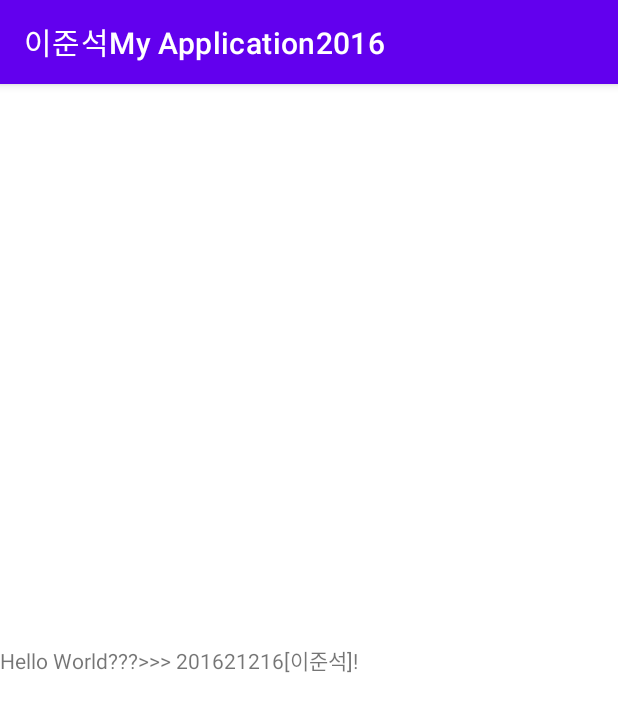
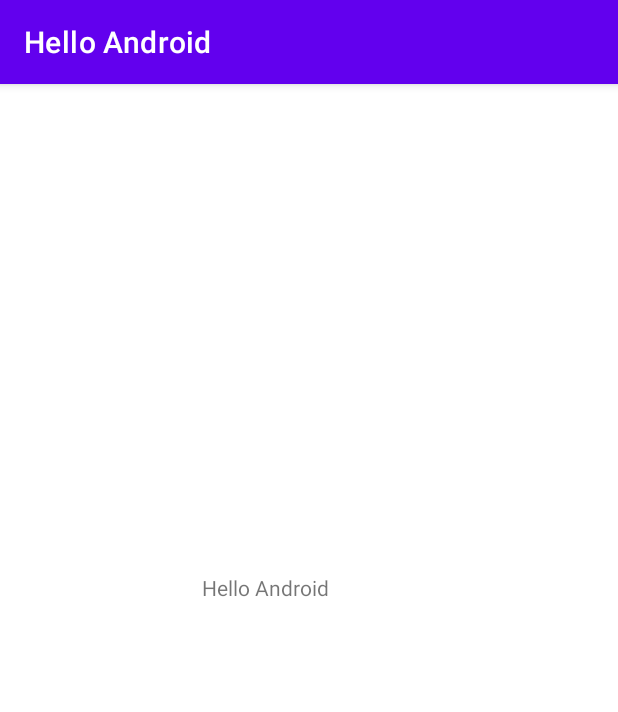
Before and after one commit to ljseok/Myapplication1, an Android app: the screen it shows after launch (MainActivity), on a phone screen of 412 x 824 dp. Shown: the top 712 px of the screen. Run offline under Robolectric (Android 15) with nearby library versions, the phone set to English and light mode, and no system bars.

Commit message:
Practice branch : add onResume()

```diff
--- a/app/src/main/java/com/example/myapplication2016/MainActivity.java
+++ b/app/src/main/java/com/example/myapplication2016/MainActivity.java
@@ -11,4 +11,9 @@ public class MainActivity extends AppCompatActivity {
         super.onCreate(savedInstanceState);
         setContentView(R.layout.activity_main);
     }
+
+    @Override
+    protected void onResume() {
+        super.onResume();
+    }
 }
--- a/app/src/main/res/layout/activity_main.xml
+++ b/app/src/main/res/layout/activity_main.xml
@@ -7,12 +7,18 @@
     tools:context=".MainActivity">
 
     <TextView
-        android:layout_width="match_parent"
-        android:layout_height="wrap_content"
+        android:layout_width="273dp"
+        android:layout_height="233dp"
+        android:layout_marginEnd="4dp"
+        android:layout_marginRight="4dp"
         android:text="@string/greeting"
+        android:visibility="visible"
         app:layout_constraintBottom_toBottomOf="parent"
+        app:layout_constraintEnd_toEndOf="parent"
+        app:layout_constraintHorizontal_bias="0.0"
         app:layout_constraintLeft_toLeftOf="parent"
         app:layout_constraintRight_toRightOf="parent"
-        app:layout_constraintTop_toTopOf="parent" />
+        app:layout_constraintTop_toTopOf="parent"
+        app:layout_constraintVertical_bias="0.61" />
 
 </androidx.constraintlayout.widget.ConstraintLayout>
--- a/app/src/main/res/values/strings.xml
+++ b/app/src/main/res/values/strings.xml
@@ -1,4 +1,4 @@
 <resources>
-    <string name="app_name">이준석My Application2016</string>
-    <string name="greeting">Hello World???>>> 201621216[이준석]!</string>
+    <string name="app_name">Hello Android</string>
+    <string name="greeting">Hello Android</string>
 </resources>
```
